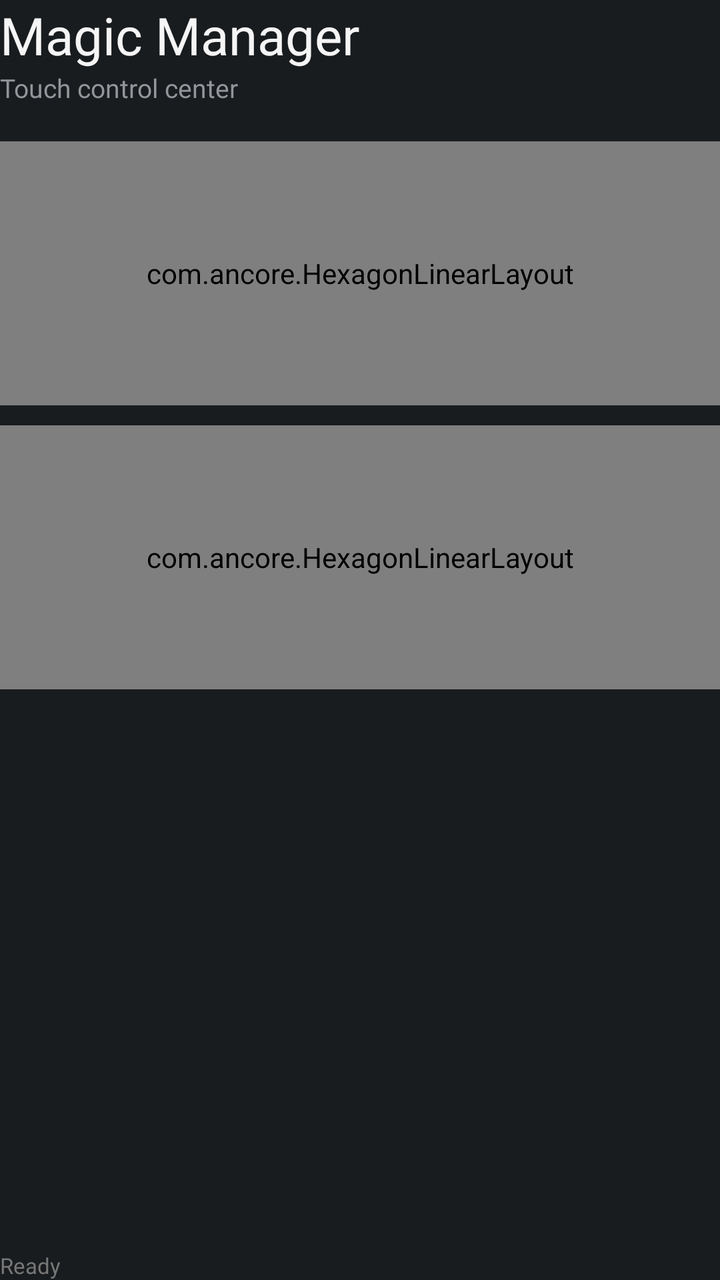
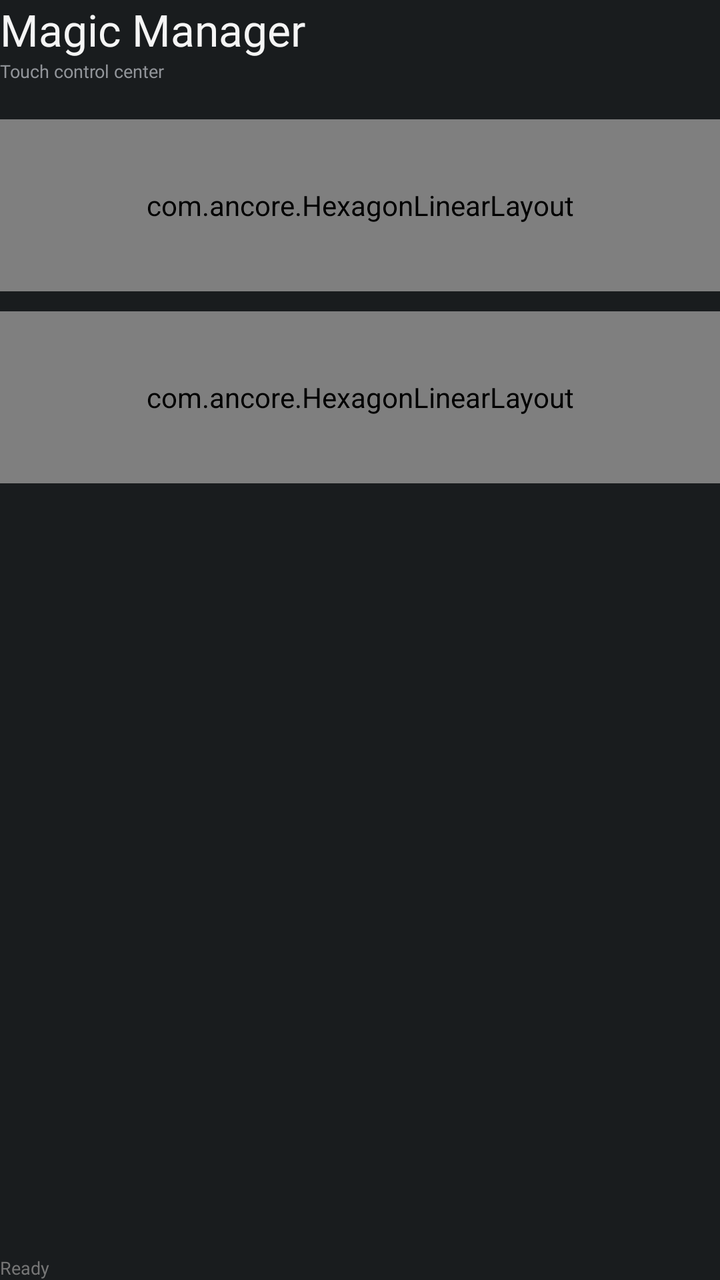

Screens rendered from an Android XML layout before and after an edit, with the pre-edit source and the edit as a unified diff.
<!-- AndroidManifest.xml: application theme android:Theme.DeviceDefault.NoActionBar -->
<!-- res/layout/page_main.xml -->
<?xml version="1.0" encoding="utf-8"?>
<LinearLayout xmlns:android="http://schemas.android.com/apk/res/android"
    android:layout_width="match_parent" android:layout_height="match_parent"
    android:orientation="vertical">
    <TextView android:layout_width="match_parent" android:layout_height="wrap_content"
        android:text="Magic Manager" android:textColor="#F5F5F5" android:textSize="26sp" android:fontFamily="@font/gf_bold"/>
    <TextView android:layout_width="match_parent" android:layout_height="wrap_content"
        android:text="Touch control center" android:textColor="#92959A" android:textSize="13sp" android:fontFamily="@font/gf_light"/>

    <LinearLayout android:layout_width="match_parent" android:layout_height="0dp" android:layout_weight="1"
        android:layout_marginTop="18dp" android:orientation="vertical">
        <com.ancore.HexagonLinearLayout
            android:id="@+id/btn_sensitivity_manager" android:layout_width="match_parent" android:layout_height="132dp"
            android:padding="14dp" android:gravity="center_vertical" android:orientation="horizontal">
            <LinearLayout android:layout_width="0dp" android:layout_height="wrap_content" android:layout_weight="1" android:orientation="vertical">
                <TextView android:layout_width="wrap_content" android:layout_height="wrap_content" android:text="Sensitivity Manager"
                    android:textColor="#FFFFFF" android:textSize="20sp" android:fontFamily="@font/gf_bold"/>
                <TextView android:layout_width="wrap_content" android:layout_height="wrap_content" android:layout_marginTop="5dp"
                    android:text="Sensitivity, TactiX and touch response" android:textColor="#8E9095" android:textSize="11sp" android:fontFamily="@font/gf_light"/>
            </LinearLayout>
            <TextView android:layout_width="42dp" android:layout_height="42dp" android:gravity="center" android:text="›"
                android:textColor="#E51010" android:textSize="34sp" android:fontFamily="@font/gf_bold"/>
        </com.ancore.HexagonLinearLayout>

        <com.ancore.HexagonLinearLayout
            android:id="@+id/btn_macro_manager" android:layout_width="match_parent" android:layout_height="132dp"
            android:layout_marginTop="10dp" android:padding="14dp" android:gravity="center_vertical" android:orientation="horizontal">
            <LinearLayout android:layout_width="0dp" android:layout_height="wrap_content" android:layout_weight="1" android:orientation="vertical">
                <TextView android:layout_width="wrap_content" android:layout_height="wrap_content" android:text="Macro"
                    android:textColor="#FFFFFF" android:textSize="20sp" android:fontFamily="@font/gf_bold"/>
                <TextView android:layout_width="wrap_content" android:layout_height="wrap_content" android:layout_marginTop="5dp"
                    android:text="Create and configure touch macros" android:textColor="#8E9095" android:textSize="11sp" android:fontFamily="@font/gf_light"/>
            </LinearLayout>
            <TextView android:layout_width="42dp" android:layout_height="42dp" android:gravity="center" android:text="›"
                android:textColor="#E51010" android:textSize="34sp" android:fontFamily="@font/gf_bold"/>
        </com.ancore.HexagonLinearLayout>
    </LinearLayout>

    <TextView android:id="@+id/status_text" android:layout_width="match_parent" android:layout_height="wrap_content"
        android:text="Ready" android:textColor="#777777" android:textSize="11sp" android:fontFamily="@font/gf_light"/>
</LinearLayout>
<!-- resources referenced by this layout -->
<resources>

</resources>

<!-- the commit's change to res/layout/page_main.xml (unified diff, before → after) -->
@@ -3,39 +3,39 @@
     android:layout_width="match_parent" android:layout_height="match_parent"
     android:orientation="vertical">
     <TextView android:layout_width="match_parent" android:layout_height="wrap_content"
-        android:text="Magic Manager" android:textColor="#F5F5F5" android:textSize="26sp" android:fontFamily="@font/gf_bold"/>
+        android:text="Magic Manager" android:textColor="#F5F5F5" android:textSize="22sp" android:fontFamily="@font/gf_bold"/>
     <TextView android:layout_width="match_parent" android:layout_height="wrap_content"
-        android:text="Touch control center" android:textColor="#92959A" android:textSize="13sp" android:fontFamily="@font/gf_light"/>
+        android:text="Touch control center" android:textColor="#92959A" android:textSize="9sp" android:fontFamily="@font/gf_light"/>
 
     <LinearLayout android:layout_width="match_parent" android:layout_height="0dp" android:layout_weight="1"
         android:layout_marginTop="18dp" android:orientation="vertical">
         <com.ancore.HexagonLinearLayout
-            android:id="@+id/btn_sensitivity_manager" android:layout_width="match_parent" android:layout_height="132dp"
+            android:id="@+id/btn_sensitivity_manager" android:layout_width="match_parent" android:layout_height="86dp"
             android:padding="14dp" android:gravity="center_vertical" android:orientation="horizontal">
             <LinearLayout android:layout_width="0dp" android:layout_height="wrap_content" android:layout_weight="1" android:orientation="vertical">
                 <TextView android:layout_width="wrap_content" android:layout_height="wrap_content" android:text="Sensitivity Manager"
-                    android:textColor="#FFFFFF" android:textSize="20sp" android:fontFamily="@font/gf_bold"/>
+                    android:textColor="#FFFFFF" android:textSize="16sp" android:fontFamily="@font/gf_bold"/>
                 <TextView android:layout_width="wrap_content" android:layout_height="wrap_content" android:layout_marginTop="5dp"
-                    android:text="Sensitivity, TactiX and touch response" android:textColor="#8E9095" android:textSize="11sp" android:fontFamily="@font/gf_light"/>
+                    android:text="Sensitivity, TactiX and touch response" android:textColor="#8E9095" android:textSize="9sp" android:fontFamily="@font/gf_light"/>
             </LinearLayout>
             <TextView android:layout_width="42dp" android:layout_height="42dp" android:gravity="center" android:text="›"
-                android:textColor="#E51010" android:textSize="34sp" android:fontFamily="@font/gf_bold"/>
+                android:textColor="#E51010" android:textSize="28sp" android:fontFamily="@font/gf_bold"/>
         </com.ancore.HexagonLinearLayout>
 
         <com.ancore.HexagonLinearLayout
-            android:id="@+id/btn_macro_manager" android:layout_width="match_parent" android:layout_height="132dp"
+            android:id="@+id/btn_macro_manager" android:layout_width="match_parent" android:layout_height="86dp"
             android:layout_marginTop="10dp" android:padding="14dp" android:gravity="center_vertical" android:orientation="horizontal">
             <LinearLayout android:layout_width="0dp" android:layout_height="wrap_content" android:layout_weight="1" android:orientation="vertical">
                 <TextView android:layout_width="wrap_content" android:layout_height="wrap_content" android:text="Macro"
-                    android:textColor="#FFFFFF" android:textSize="20sp" android:fontFamily="@font/gf_bold"/>
+                    android:textColor="#FFFFFF" android:textSize="16sp" android:fontFamily="@font/gf_bold"/>
                 <TextView android:layout_width="wrap_content" android:layout_height="wrap_content" android:layout_marginTop="5dp"
-                    android:text="Create and configure touch macros" android:textColor="#8E9095" android:textSize="11sp" android:fontFamily="@font/gf_light"/>
+                    android:text="Create and configure touch macros" android:textColor="#8E9095" android:textSize="9sp" android:fontFamily="@font/gf_light"/>
             </LinearLayout>
             <TextView android:layout_width="42dp" android:layout_height="42dp" android:gravity="center" android:text="›"
-                android:textColor="#E51010" android:textSize="34sp" android:fontFamily="@font/gf_bold"/>
+                android:textColor="#E51010" android:textSize="28sp" android:fontFamily="@font/gf_bold"/>
         </com.ancore.HexagonLinearLayout>
     </LinearLayout>
 
     <TextView android:id="@+id/status_text" android:layout_width="match_parent" android:layout_height="wrap_content"
-        android:text="Ready" android:textColor="#777777" android:textSize="11sp" android:fontFamily="@font/gf_light"/>
+        android:text="Ready" android:textColor="#777777" android:textSize="9sp" android:fontFamily="@font/gf_light"/>
 </LinearLayout>
